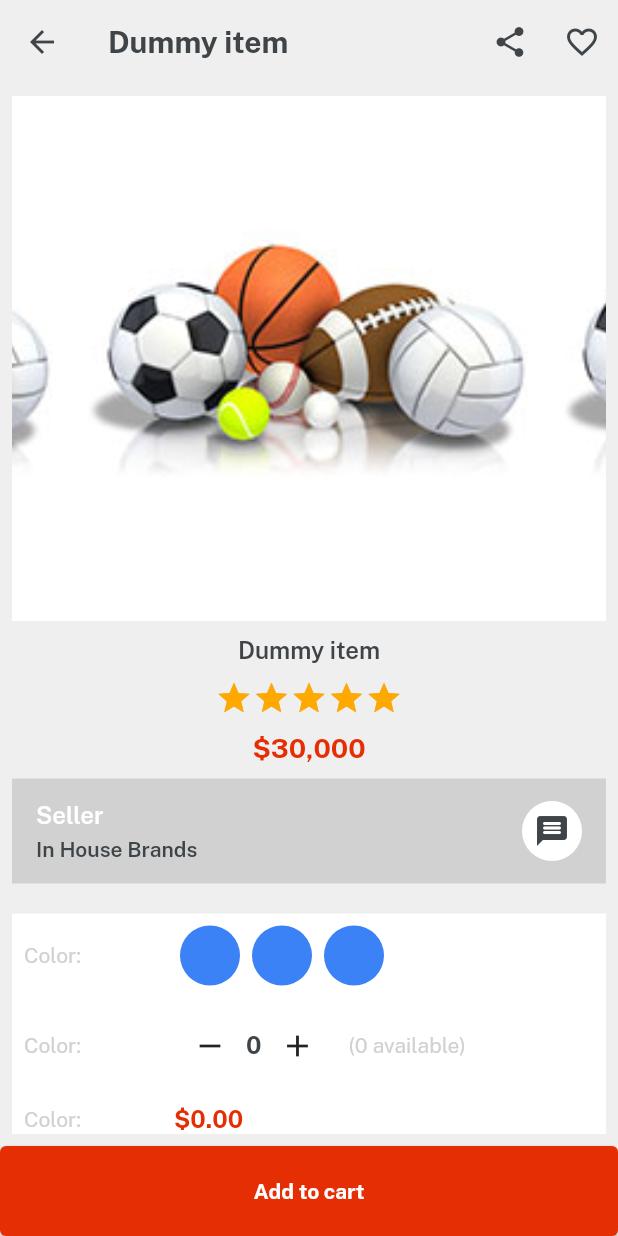
After one commit to Neerajpatelcoder/e_mart, a Flutter app: the ItemDetails screen opened directly, on a phone screen of 412 x 824 dp. The commit adds this screen. Run offline on Flutter 3.47's test engine with Material 2 defaults, Android fonts, the phone set to English and light mode, and no system bars; drawn by our look-alikes of velocity_x; our stand-ins replace get.

Commit message:
category section completed

```diff
--- /dev/null
+++ b/e_mart/lib/views/category_screen/item_details.dart
@@ -0,0 +1,272 @@
+import 'package:e_mart/consts/consts.dart';
+import 'package:e_mart/widgets_common/our_button.dart';
+import 'package:flutter/src/widgets/framework.dart';
+import 'package:flutter/src/widgets/placeholder.dart';
+import 'package:get/get.dart';
+
+import '../../consts/list.dart';
+
+class ItemDetails extends StatelessWidget {
+  final String? title;
+  const ItemDetails({super.key, this.title});
+
+  @override
+  Widget build(BuildContext context) {
+    return Scaffold(
+      backgroundColor: lightGrey,
+      appBar: AppBar(
+        title: title!.text.color(darkFontGrey).fontFamily(bold).make(),
+        actions: [
+          IconButton(
+              onPressed: () {},
+              icon: const Icon(
+                Icons.share,
+              )),
+          IconButton(
+              onPressed: () {},
+              icon: const Icon(
+                Icons.favorite_outline,
+              )),
+        ],
+      ),
+      body: Column(
+        crossAxisAlignment: CrossAxisAlignment.center,
+        children: [
+          Expanded(
+              child: Padding(
+            padding: const EdgeInsets.all(8),
+            child: SingleChildScrollView(
+                child: Column(
+              children: [
+                //swiper section
+
+                VxSwiper.builder(
+                    autoPlay: true,
+                    height: 350,
+                    itemCount: 3,
+                    aspectRatio: 16 / 9,
+                    itemBuilder: (context, index) {
+                      return Image.asset(
+                        imgFc5,
+                        width: double.infinity,
+                        fit: BoxFit.cover,
+                      );
+                    }),
+                10.heightBox,
+                title!.text
+                    .size(16)
+                    .color(darkFontGrey)
+                    .fontFamily(semibold)
+                    .make(),
+                10.heightBox,
+                //rating
+                VxRating(
+                  onRatingUpdate: (Value) {},
+                  normalColor: textfieldGrey,
+                  selectionColor: golden,
+                  count: 5,
+                  size: 25,
+                  stepInt: true,
+                ),
+                10.heightBox,
+                "\$30,000"
+                    .text
+                    .color(redColor)
+                    .fontFamily(bold)
+                    .size(18)
+                    .make(),
+                10.heightBox,
+                Row(
+                  children: [
+                    Expanded(
+                      child: Column(
+                        mainAxisAlignment: MainAxisAlignment.center,
+                        crossAxisAlignment: CrossAxisAlignment.start,
+                        children: [
+                          "Seller"
+                              .text
+                              .white
+                              .fontFamily(semibold)
+                              .size(16)
+                              .make(),
+                          5.heightBox,
+                          "In House Brands"
+                              .text
+                              .fontFamily(semibold)
+                              .color(darkFontGrey)
+                              .make(),
+                        ],
+                      ),
+                    ),
+                    const CircleAvatar(
+                      backgroundColor: Colors.white,
+                      child: Icon(Icons.message_rounded, color: darkFontGrey),
+                    )
+                  ],
+                )
+                    .box
+                    .height(70)
+                    .padding(const EdgeInsets.symmetric(horizontal: 16))
+                    .color(textfieldGrey)
+                    .make(),
+                //color section
+                20.heightBox,
+                Column(
+                  children: [
+                    Row(
+                      children: [
+                        SizedBox(
+                          width: 100,
+                          child: "Color:".text.color(textfieldGrey).make(),
+                        ),
+                        Row(
+                          children: List.generate(
+                            3,
+                            (index) => VxBox()
+                                .size(40, 40)
+                                .roundedFull
+                                .color(Vx.randomPrimaryColor)
+                                .margin(
+                                    const EdgeInsets.symmetric(horizontal: 4))
+                                .make(),
+                          ),
+                        ),
+                      ],
+                    ).box.padding(const EdgeInsets.all(8)).make(),
+                    //quantity row
+                    Row(
+                      children: [
+                        SizedBox(
+                          width: 100,
+                          child: "Color:".text.color(textfieldGrey).make(),
+                        ),
+                        Row(
+                          children: [
+                            IconButton(
+                                onPressed: () {},
+                                icon: const Icon(Icons.remove)),
+                            "0"
+                                .text
+                                .size(16)
+                                .color(darkFontGrey)
+                                .fontFamily(bold)
+                                .make(),
+                            IconButton(
+                                onPressed: () {}, icon: const Icon(Icons.add)),
+                            10.widthBox,
+                            "(0 available)".text.color(textfieldGrey).make(),
+                          ],
+                        ),
+                      ],
+                    ).box.padding(const EdgeInsets.all(8)).make(),
+                    //total row
+
+                    Row(
+                      children: [
+                        SizedBox(
+                          width: 100,
+                          child: "Color:".text.color(textfieldGrey).make(),
+                        ),
+                        "\$0.00"
+                            .text
+                            .color(redColor)
+                            .size(16)
+                            .fontFamily(bold)
+                            .make()
+                      ],
+                    ).box.padding(const EdgeInsets.all(8)).make(),
+                  ],
+                ).box.white.shadowSm.make(),
+
+                //descripton section
+                10.heightBox,
+                "Description"
+                    .text
+                    .color(darkFontGrey)
+                    .fontFamily(semibold)
+                    .make(),
+                10.heightBox,
+                "this is a dummy item and dummy description here.."
+                    .text
+                    .color(darkFontGrey)
+                    .make(),
+                //buttons sectcion
+                10.heightBox,
+                ListView(
+                  physics: const NeverScrollableScrollPhysics(),
+                  shrinkWrap: true,
+                  children: List.generate(
+                      itemDetailButtonsList.length,
+                      (index) => ListTile(
+                            title: itemDetailButtonsList[index]
+                                .text
+                                .fontFamily(semibold)
+                                .color(darkFontGrey)
+                                .make(),
+                            trailing: const Icon(Icons.arrow_forward),
+                          )),
+                ),
+                //product may like section
+                20.heightBox,
+                productSummary.text
+                    .fontFamily(bold)
+                    .size(16)
+                    .color(darkFontGrey)
+                    .make(),
+                10.heightBox,
+                //copies home screen featured sectin
+
+                SingleChildScrollView(
+                  scrollDirection: Axis.horizontal,
+                  child: Row(
+                    children: List.generate(
+                      6,
+                      (index) => Column(
+                        crossAxisAlignment: CrossAxisAlignment.start,
+                        children: [
+                          Image.asset(
+                            imgP1,
+                            width: 150,
+                            fit: BoxFit.cover,
+                          ),
+                          10.heightBox,
+                          "Laptop 4GB/64GB"
+                              .text
+                              .fontFamily(semibold)
+                              .color(darkFontGrey)
+                              .make(),
+                          10.heightBox,
+                          "\$600"
+                              .text
+                              .color(redColor)
+                              .fontFamily(semibold)
+                              .color(darkFontGrey)
+                              .make(),
+                        ],
+                      )
+                          .box
+                          .white
+                          .margin(const EdgeInsets.symmetric(horizontal: 4))
+                          .roundedSM
+                          .padding(const EdgeInsets.all(8))
+                          .make(),
+                    ),
+                  ),
+                )
+              ],
+            )),
+          )),
+          SizedBox(
+            width: double.infinity,
+            height: 60,
+            child: ourButton(
+                color: redColor,
+                onPress: () {},
+                textColor: whiteColor,
+                title: "Add to cart"),
+          )
+        ],
+      ),
+    );
+  }
+}
```
Also changed, not shown: e_mart/lib/consts/list.dart (+31 -0 lines), e_mart/lib/consts/strings.dart (+23 -0 lines), e_mart/lib/main.dart (+7 -1 lines), e_mart/lib/views/category_screen/category_deatils.dart (added, +92 -0 lines), e_mart/lib/views/category_screen/category_screen.dart (+42 -1 lines).
